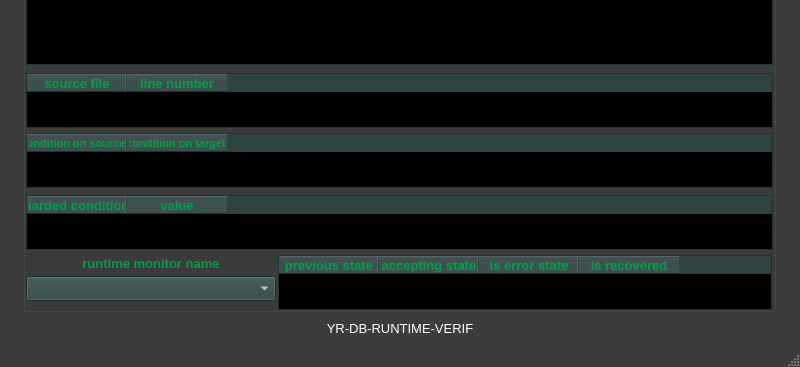
This is ui/yr-db-runtime-verif-main-window.ui in yerothd/yr-db-runtime-verif as Qt 5 draws it before an edit; both pictures show x 0 to 800 and y 233 to 600 of the 800 by 600 pixel window. The edited form follows.
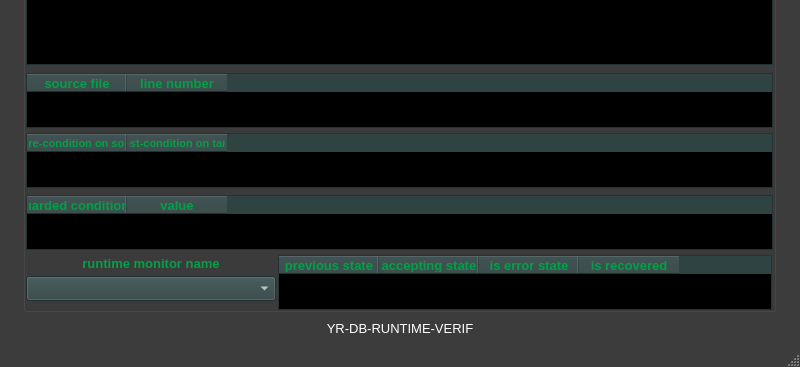
This is the edited form. Icons and pictures are not drawn. Custom widgets are drawn as their Qt base class.

Diff of the .ui file:
```diff
--- a/ui/yr-db-runtime-verif-main-window.ui
+++ b/ui/yr-db-runtime-verif-main-window.ui
@@ -1878,7 +1878,7 @@
      </property>
      <column>
       <property name="text">
-       <string>pre-condition on source state</string>
+       <string>(before) pre-condition on source state</string>
       </property>
       <property name="font">
        <font>
@@ -1892,7 +1892,7 @@
      </column>
      <column>
       <property name="text">
-       <string>post-condition on target state</string>
+       <string>(after) post-condition on target state</string>
       </property>
       <property name="font">
        <font>
```
